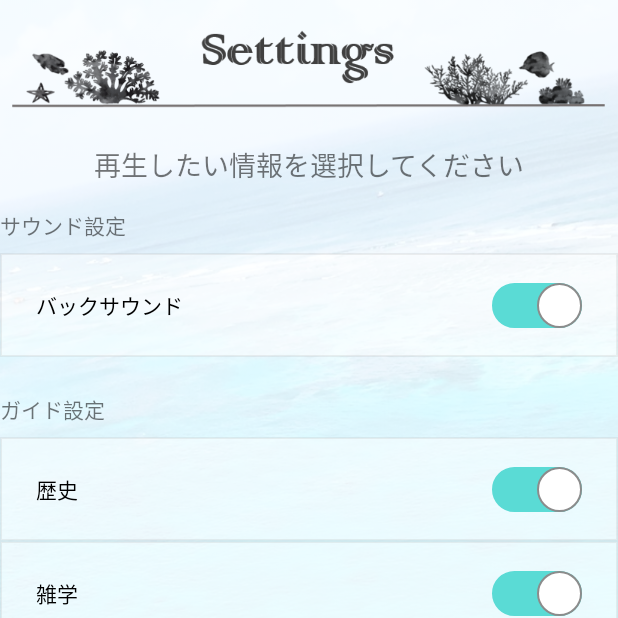
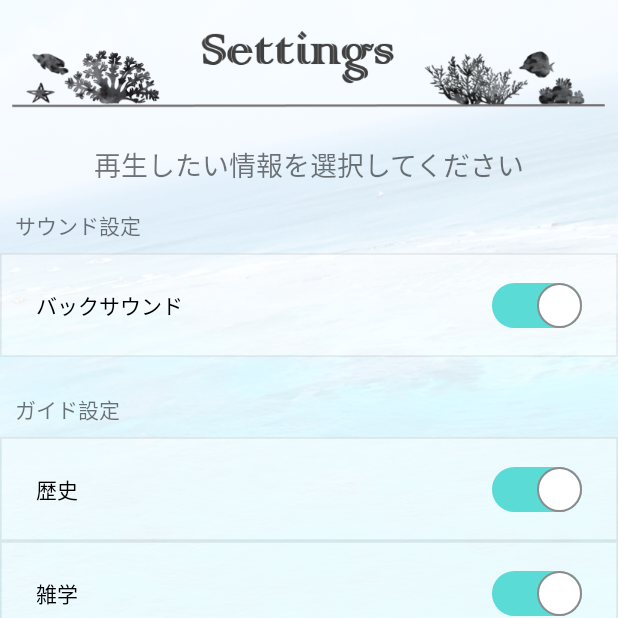
Before and after one commit to ssi17/okishiru, an Android app: the screen it shows after launch (MainActivity), item 2 of the bottom bar chosen, on a phone screen of 412 x 824 dp, the top half of it. Run offline under Robolectric (Android 15) with nearby library versions, the phone set to English and light mode, and no system bars; our stand-ins replace Room's generated code, data binding, navigation-ui.

Commit message:
update text padding

```diff
--- a/app/src/main/res/layout/fragment_setting.xml
+++ b/app/src/main/res/layout/fragment_setting.xml
@@ -52,6 +52,8 @@
                     android:id="@+id/settingSound"
                     android:layout_width="wrap_content"
                     android:layout_height="wrap_content"
+                    android:paddingStart="10dp"
+                    android:paddingEnd="0dp"
                     android:text="@string/setting_sound"
                     android:textAlignment="textStart" />
 
@@ -75,6 +77,8 @@
                 <TextView
                     android:layout_width="wrap_content"
                     android:layout_height="wrap_content"
+                    android:paddingStart="10dp"
+                    android:paddingEnd="0dp"
                     android:layout_marginTop="24dp"
                     android:id="@+id/settingGuide"
                     android:text="@string/setting_guide" />
```
